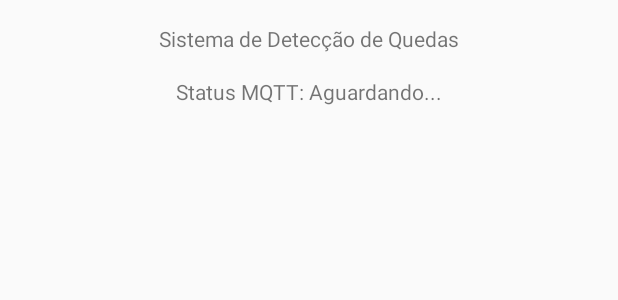
After one commit to MariaEduardaMorais/FallDetection, an Android app built with Jetpack Compose: the layout activity_main.xml on its own in the app's theme, with its tools: preview values and no code run, on a phone screen of 412 x 824 dp. The commit adds this screen. Shown: the top 300 px of the screen. Run offline under Robolectric (Android 15) with nearby library versions, the phone set to English and light mode, and no system bars.

Commit message:
First files and screen

```diff
--- a/app/src/main/AndroidManifest.xml
+++ b/app/src/main/AndroidManifest.xml
@@ -1,6 +1,10 @@
 <?xml version="1.0" encoding="utf-8"?>
 <manifest xmlns:android="http://schemas.android.com/apk/res/android"
     xmlns:tools="http://schemas.android.com/tools">
+
+    <uses-permission android:name="android.permission.INTERNET"/>
+    <uses-permission android:name="android.permission.ACCESS_NETWORK_STATE"/>
+    <uses-permission android:name="android.permission.BODY_SENSORS"/>
 
     <application
         android:allowBackup="true"
@@ -15,11 +19,9 @@
         <activity
             android:name=".MainActivity"
             android:exported="true"
-            android:label="@string/app_name"
             android:theme="@style/Theme.FallDetection">
             <intent-filter>
                 <action android:name="android.intent.action.MAIN" />
-
                 <category android:name="android.intent.category.LAUNCHER" />
             </intent-filter>
         </activity>
--- /dev/null
+++ b/app/src/main/res/layout/activity_main.xml
@@ -0,0 +1,29 @@
+<?xml version="1.0" encoding="utf-8"?>
+<androidx.constraintlayout.widget.ConstraintLayout xmlns:android="http://schemas.android.com/apk/res/android"
+    xmlns:app="http://schemas.android.com/apk/res-auto"
+    xmlns:tools="http://schemas.android.com/tools"
+    android:layout_width="match_parent"
+    android:layout_height="match_parent"
+    tools:context=".MainActivity">
+
+    <TextView
+        android:id="@+id/textView"
+        android:layout_width="wrap_content"
+        android:layout_height="wrap_content"
+        android:text="Sistema de Detecção de Quedas"
+        app:layout_constraintTop_toTopOf="parent"
+        app:layout_constraintStart_toStartOf="parent"
+        app:layout_constraintEnd_toEndOf="parent"
+        android:layout_marginTop="16dp" />
+
+    <TextView
+        android:id="@+id/mqttStatusTextView"
+        android:layout_width="wrap_content"
+        android:layout_height="wrap_content"
+        android:text="Status MQTT: Aguardando..."
+        app:layout_constraintTop_toBottomOf="@id/textView"
+        app:layout_constraintStart_toStartOf="parent"
+        app:layout_constraintEnd_toEndOf="parent"
+        android:layout_marginTop="16dp" />
+
+</androidx.constraintlayout.widget.ConstraintLayout>
--- a/gradle/libs.versions.toml
+++ b/gradle/libs.versions.toml
@@ -8,6 +8,8 @@ espressoCore = "3.5.1"
 lifecycleRuntimeKtx = "2.6.1"
 activityCompose = "1.8.0"
 composeBom = "2024.04.01"
+orgEclipsePahoAndroidService = "1.1.1"
+orgEclipsePahoClientMqttv3Version = "1.2.5"
 
 [libraries]
 androidx-core-ktx = { group = "androidx.core", name = "core-ktx", version.ref = "coreKtx" }
@@ -24,6 +26,8 @@ androidx-ui-tooling-preview = { group = "androidx.compose.ui", name = "ui-toolin
 androidx-ui-test-manifest = { group = "androidx.compose.ui", name = "ui-test-manifest" }
 androidx-ui-test-junit4 = { group = "androidx.compose.ui", name = "ui-test-junit4" }
 androidx-material3 = { group = "androidx.compose.material3", name = "material3" }
+org-eclipse-paho-android-service = { module = "org.eclipse.paho:org.eclipse.paho.android.service", version.ref = "orgEclipsePahoAndroidService" }
+paho-org-eclipse-paho-client-mqttv3 = { module = "org.eclipse.paho:org.eclipse.paho.client.mqttv3", version.ref = "orgEclipsePahoClientMqttv3Version" }
 
 [plugins]
 android-application = { id = "com.android.application", version.ref = "agp" }
```
Also changed, not shown: app/build.gradle.kts (+15 -1 lines), app/src/main/java/com/example/falldetection/FallDetectionManager.kt (added, +96 -0 lines), app/src/main/java/com/example/falldetection/MainActivity.kt (+18 -30 lines).
